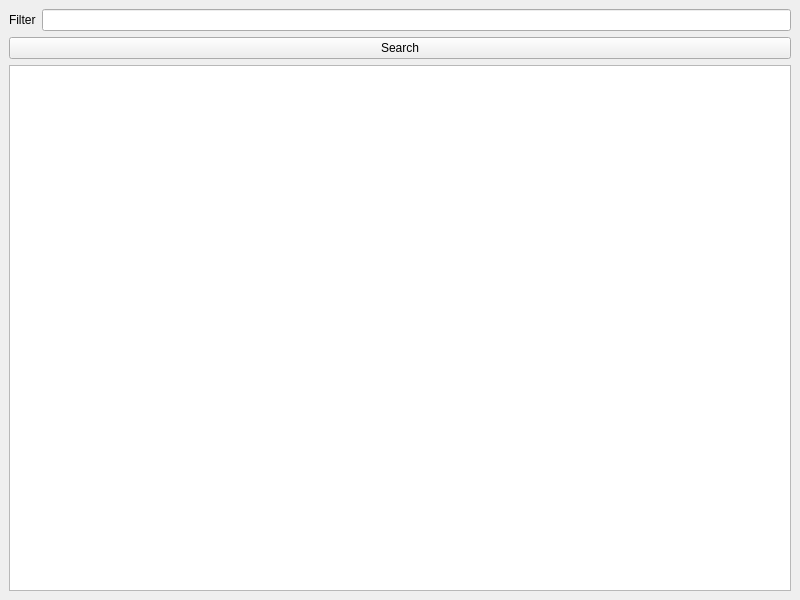
The window that views/CategorizeView.ui (xcarol/wmm-qt) describes before a commit, drawn with Qt 5.
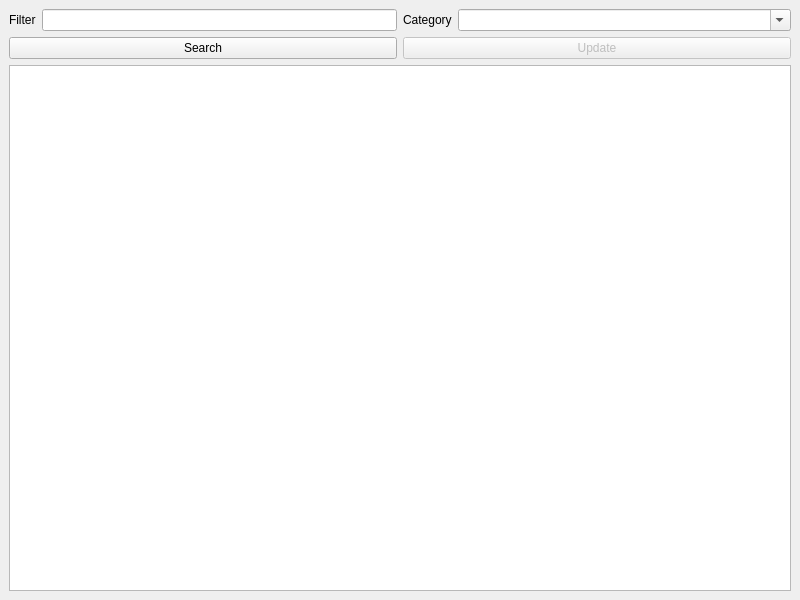
The same window after the commit.

The edit to the form file:
```diff
--- a/views/CategorizeView.ui
+++ b/views/CategorizeView.ui
@@ -16,9 +16,11 @@
   <widget class="QWidget" name="centralwidget">
    <layout class="QGridLayout" name="gridLayout_2">
     <item row="0" column="0">
-     <layout class="QGridLayout" name="gridLayout">
-      <item row="0" column="0">
-       <layout class="QHBoxLayout" name="horizontalLayout_2">
+     <layout class="QHBoxLayout" name="horizontalLayout_3" stretch="1,1">
+      <item>
+       <layout class="QVBoxLayout" name="verticalLayout_3" stretch="0,0">
+        <item>
+         <layout class="QHBoxLayout" name="horizontalLayout">
         <item>
          <widget class="QLabel" name="label">
           <property name="text">
@@ -31,14 +33,64 @@
         </item>
        </layout>
       </item>
-      <item row="3" column="0">
-       <layout class="QHBoxLayout" name="horizontalLayout">
+        <item>
+         <layout class="QHBoxLayout" name="horizontalLayout_2">
         <item>
          <widget class="QPushButton" name="searchButton">
           <property name="text">
            <string>Search</string>
           </property>
          </widget>
+          </item>
+         </layout>
+        </item>
+       </layout>
+      </item>
+      <item>
+       <layout class="QVBoxLayout" name="verticalLayout_4">
+        <item>
+         <layout class="QHBoxLayout" name="horizontalLayout_4">
+          <item>
+           <widget class="QLabel" name="label_2">
+            <property name="sizePolicy">
+             <sizepolicy hsizetype="Preferred" vsizetype="Preferred">
+              <horstretch>0</horstretch>
+              <verstretch>0</verstretch>
+             </sizepolicy>
+            </property>
+            <property name="text">
+             <string>Category</string>
+            </property>
+           </widget>
+          </item>
+          <item>
+           <widget class="QComboBox" name="categoryComboBox">
+            <property name="sizePolicy">
+             <sizepolicy hsizetype="Expanding" vsizetype="Fixed">
+              <horstretch>0</horstretch>
+              <verstretch>0</verstretch>
+             </sizepolicy>
+            </property>
+            <property name="editable">
+             <bool>true</bool>
+            </property>
+           </widget>
+          </item>
+         </layout>
+        </item>
+        <item>
+         <layout class="QHBoxLayout" name="horizontalLayout_5">
+          <item>
+           <widget class="QPushButton" name="updateButton">
+            <property name="enabled">
+             <bool>false</bool>
+            </property>
+            <property name="text">
+             <string>Update</string>
+            </property>
+           </widget>
+          </item>
+         </layout>
         </item>
        </layout>
       </item>
```
Lines whose indentation alone changed are shown as unchanged.
